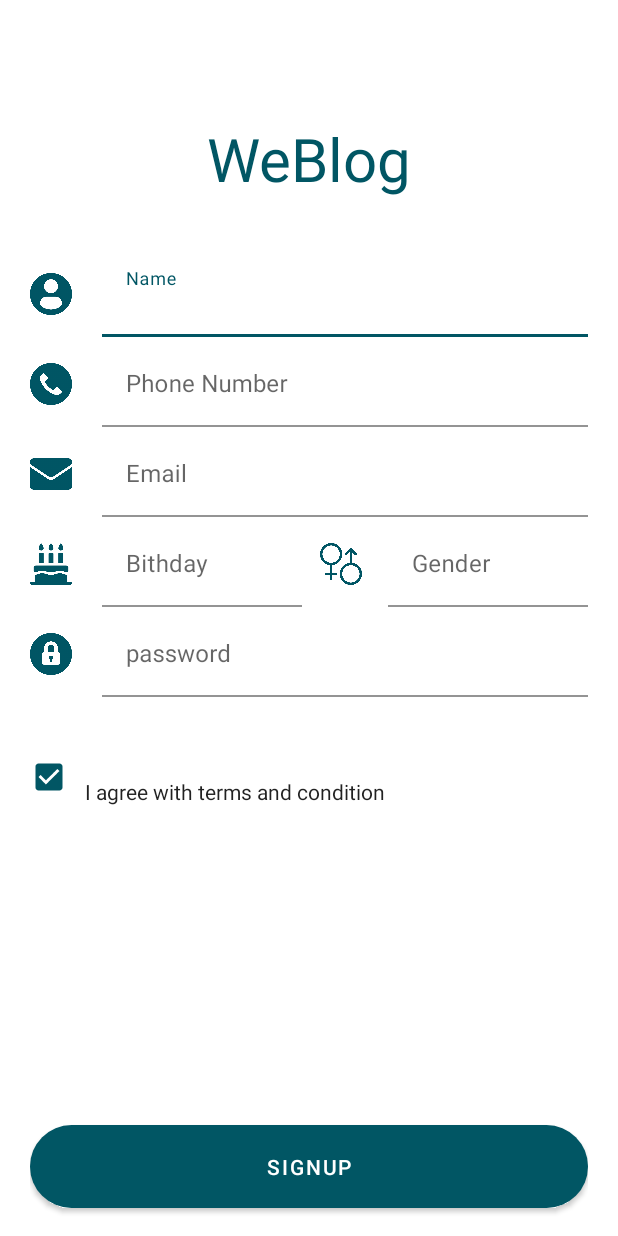
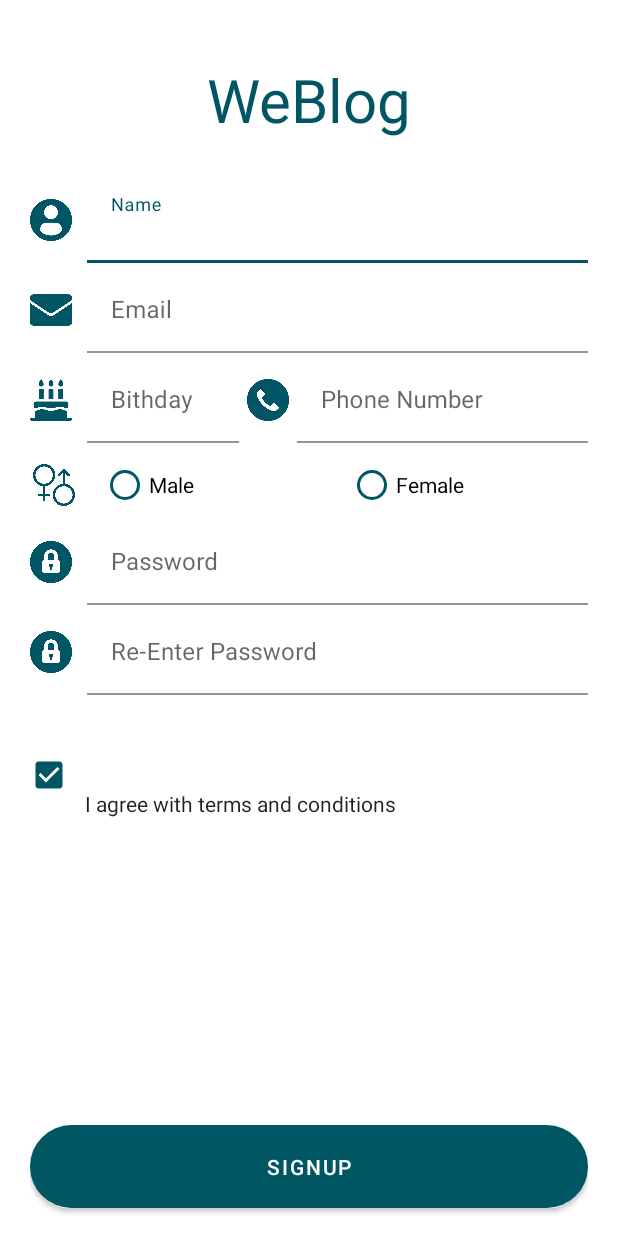
Before and after one commit to Nazifha-tbs/android-firebase-demo, an Android app: the Signup screen opened directly, with no data from a screen before it, on a phone screen of 412 x 824 dp. Run offline under Robolectric (Android 15) with nearby library versions, the phone set to English and light mode, and no system bars.

Commit message:
sign up screen design updated

```diff
--- a/app/src/main/res/layout/activity_signup.xml
+++ b/app/src/main/res/layout/activity_signup.xml
@@ -13,21 +13,21 @@
         android:layout_width="match_parent"
         android:layout_height="wrap_content"
         android:gravity="center_horizontal"
-        android:paddingTop="60sp"
-        android:text="WeBlog"
+        android:paddingTop="20sp"
+        android:text="@string/weblog"
         android:textAlignment="center"
         android:textColor="@color/teal_dark"
         android:textSize="40sp"
         app:layout_constraintBottom_toBottomOf="parent"
         app:layout_constraintTop_toTopOf="parent"
         app:layout_constraintVertical_bias="0.026"
-        tools:layout_editor_absoluteX="24dp"/>
+        tools:layout_editor_absoluteX="24dp" />
 
     <androidx.appcompat.widget.LinearLayoutCompat
         android:id="@+id/layout1"
         android:layout_width="match_parent"
         android:layout_height="60dp"
-        android:layout_marginTop="36dp"
+        android:layout_marginTop="26dp"
         android:orientation="horizontal"
         app:layout_constraintBottom_toBottomOf="parent"
         app:layout_constraintTop_toBottomOf="@+id/textView2"
@@ -42,16 +42,16 @@
             android:src="@drawable/profile_user" />
 
         <com.google.android.material.textfield.TextInputLayout
-            android:id="@+id/name"
             android:layout_width="match_parent"
             android:layout_height="wrap_content"
             android:hint="@string/name">
 
             <EditText
+                android:id="@+id/name"
                 android:layout_width="match_parent"
                 android:layout_height="match_parent"
-                android:layout_marginStart="20dp"
-                android:layout_marginLeft="20dp"
+                android:layout_marginStart="10dp"
+                android:layout_marginLeft="10dp"
                 android:background="@android:color/white"
                 android:textColor="@color/black">
 
@@ -74,25 +74,73 @@
             android:layout_width="28sp"
             android:layout_height="28sp"
             android:baselineAlignBottom="true"
-            android:src="@drawable/phone_call" />
+            android:src="@drawable/email" />
 
         <com.google.android.material.textfield.TextInputLayout
-            android:id="@+id/phno"
             android:layout_width="match_parent"
             android:layout_height="wrap_content"
-            android:hint="@string/phone_number">
+            android:hint="@string/email">
 
             <EditText
+                android:id="@+id/email"
                 android:layout_width="match_parent"
                 android:layout_height="match_parent"
-                android:layout_marginStart="20dp"
-                android:layout_marginLeft="20dp"
+                android:layout_marginStart="10dp"
+                android:layout_marginLeft="10dp"
                 android:background="@android:color/white"
-                android:inputType="number"
-                android:textColor="@color/black">
+                android:inputType="textEmailAddress"
+                android:textColor="@color/black" />
+        </com.google.android.material.textfield.TextInputLayout>
 
-            </EditText>
-        </com.google.android.material.textfield.TextInputLayout>
+    </androidx.appcompat.widget.LinearLayoutCompat>
+
+    <androidx.appcompat.widget.LinearLayoutCompat
+        android:id="@+id/layout4"
+        android:layout_width="match_parent"
+        android:layout_height="wrap_content"
+        android:orientation="horizontal"
+        app:layout_constraintBottom_toBottomOf="parent"
+        app:layout_constraintTop_toBottomOf="@+id/layout3"
+        app:layout_constraintVertical_bias="0.0"
+        tools:ignore="MissingConstraints"
+        tools:layout_editor_absoluteX="-16dp">
+
+        <ImageView
+            android:layout_width="32sp"
+            android:layout_height="28sp"
+            android:layout_gravity="center"
+            android:layout_marginRight="15dp"
+            android:src="@drawable/gender" />
+
+        <RadioGroup
+            android:id="@+id/radioGrp"
+            android:layout_width="match_parent"
+            android:layout_height="wrap_content"
+            android:orientation="horizontal"
+            android:weightSum="2">
+
+            <RadioButton
+                android:id="@+id/male"
+                android:layout_width="wrap_content"
+                android:layout_height="wrap_content"
+                android:layout_marginRight="20dp"
+                android:layout_weight="1"
+                android:buttonTint="@color/teal_dark"
+                android:text="Male">
+
+            </RadioButton>
+
+            <RadioButton
+                android:id="@+id/female"
+                android:layout_width="wrap_content"
+                android:layout_height="wrap_content"
+                android:layout_weight="1"
+                android:buttonTint="@color/teal_dark"
+                android:text="Female">
+
+            </RadioButton>
+        </RadioGroup>
+
     </androidx.appcompat.widget.LinearLayoutCompat>
 
     <androidx.appcompat.widget.LinearLayoutCompat
@@ -100,50 +148,18 @@
         android:layout_width="match_parent"
         android:layout_height="60dp"
         android:orientation="horizontal"
+        android:weightSum="2"
         app:layout_constraintBottom_toBottomOf="parent"
         app:layout_constraintTop_toBottomOf="@+id/layout2"
         app:layout_constraintVertical_bias="0.0"
         tools:ignore="MissingConstraints"
         tools:layout_editor_absoluteX="-16dp">
 
-        <ImageView
-            android:layout_width="28sp"
-            android:layout_height="28sp"
-            android:baselineAlignBottom="true"
-            android:src="@drawable/email" />
+        <androidx.appcompat.widget.LinearLayoutCompat
+            android:layout_width="wrap_content"
+            android:layout_height="match_parent"
+            android:layout_weight="0.5">
 
-        <com.google.android.material.textfield.TextInputLayout
-            android:id="@+id/email"
-            android:layout_width="match_parent"
-            android:layout_height="wrap_content"
-            android:hint="@string/email">
-
-            <EditText
-                android:layout_width="match_parent"
-                android:layout_height="match_parent"
-                android:layout_marginStart="20dp"
-                android:layout_marginLeft="20dp"
-                android:background="@android:color/white"
-                android:inputType="textEmailAddress"
-                android:textColor="@color/black" />
-        </com.google.android.material.textfield.TextInputLayout>
-    </androidx.appcompat.widget.LinearLayoutCompat>
-
-    <androidx.appcompat.widget.LinearLayoutCompat
-        android:id="@+id/layout4"
-        android:layout_width="match_parent"
-        android:layout_height="60dp"
-        android:weightSum="2"
-        android:orientation="horizontal"
-        app:layout_constraintBottom_toBottomOf="parent"
-        app:layout_constraintTop_toBottomOf="@+id/layout3"
-        app:layout_constraintVertical_bias="0.0"
-        tools:ignore="MissingConstraints"
-        tools:layout_editor_absoluteX="-16dp">
-<androidx.appcompat.widget.LinearLayoutCompat
-    android:layout_weight="1"
-    android:layout_width="wrap_content"
-    android:layout_height="match_parent">
             <ImageView
                 android:layout_width="28sp"
                 android:layout_height="28sp"
@@ -151,51 +167,54 @@
                 android:src="@drawable/birthday_cake" />
 
             <com.google.android.material.textfield.TextInputLayout
-        android:layout_weight="1"
                 android:id="@+id/birthday_input"
                 android:layout_width="wrap_content"
                 android:layout_height="wrap_content"
+                android:layout_weight="1"
                 android:hint="@string/bithday">
 
                 <EditText
                     android:id="@+id/birthday"
                     android:layout_width="match_parent"
                     android:layout_height="match_parent"
-            android:layout_marginStart="20dp"
-            android:layout_marginLeft="20dp"
+                    android:layout_marginStart="10dp"
+                    android:layout_marginLeft="10dp"
                     android:background="@android:color/white"
                     android:cursorVisible="false"
-            android:inputType="none"
+                    android:inputType="datetime"
                     android:textColor="@color/black" />
             </com.google.android.material.textfield.TextInputLayout>
         </androidx.appcompat.widget.LinearLayoutCompat>
+
         <androidx.appcompat.widget.LinearLayoutCompat
-            android:layout_weight="1"
             android:layout_width="wrap_content"
-            android:layout_height="match_parent">
+            android:layout_height="match_parent"
+            android:layout_weight="1.5">
 
             <ImageView
-            android:layout_width="32sp"
+                android:layout_width="28sp"
                 android:layout_height="28sp"
-            android:layout_marginLeft="10dp"
+                android:layout_marginStart="5dp"
+                android:layout_marginLeft="5dp"
                 android:baselineAlignBottom="true"
-            android:src="@drawable/gender" />
+                android:src="@drawable/phone_call" />
 
             <com.google.android.material.textfield.TextInputLayout
-            android:id="@+id/gender"
-            android:layout_width="wrap_content"
-            android:layout_weight="1"
-
+                android:layout_width="match_parent"
                 android:layout_height="wrap_content"
-            android:layout_marginStart="15dp"
-            android:layout_marginLeft="15dp"
-            android:hint="Gender">
+                android:hint="@string/phone_number">
 
                 <EditText
+                    android:id="@+id/phno"
                     android:layout_width="match_parent"
                     android:layout_height="match_parent"
+                    android:layout_marginStart="5dp"
+                    android:layout_marginLeft="5dp"
                     android:background="@android:color/white"
-                android:textColor="@color/black"/>
+                    android:inputType="number"
+                    android:textColor="@color/black">
+
+                </EditText>
             </com.google.android.material.textfield.TextInputLayout>
         </androidx.appcompat.widget.LinearLayoutCompat>
 
@@ -221,16 +240,52 @@
         </ImageView>
 
         <com.google.android.material.textfield.TextInputLayout
+            android:layout_width="match_parent"
+            android:layout_height="wrap_content"
+            android:hint="@string/password">
+
+            <EditText
                 android:id="@+id/pwd"
                 android:layout_width="match_parent"
+                android:layout_height="match_parent"
+                android:layout_marginStart="10dp"
+                android:layout_marginLeft="10dp"
+                android:background="@android:color/white"
+                android:inputType="textPassword"
+                android:textColor="@color/black" />
+        </com.google.android.material.textfield.TextInputLayout>
+    </androidx.appcompat.widget.LinearLayoutCompat>
+
+    <androidx.appcompat.widget.LinearLayoutCompat
+        android:id="@+id/layout6"
+        android:layout_width="match_parent"
+        android:layout_height="60dp"
+        android:orientation="horizontal"
+        app:layout_constraintBottom_toBottomOf="parent"
+        app:layout_constraintTop_toBottomOf="@+id/layout5"
+        app:layout_constraintVertical_bias="0.0"
+        tools:ignore="MissingConstraints"
+        tools:layout_editor_absoluteX="16dp">
+
+        <ImageView
+            android:layout_width="28sp"
+            android:layout_height="28sp"
+            android:baselineAlignBottom="true"
+            android:src="@drawable/padlock">
+
+        </ImageView>
+
+        <com.google.android.material.textfield.TextInputLayout
+            android:layout_width="match_parent"
             android:layout_height="wrap_content"
-            android:hint="password">
+            android:hint="@string/re_enter_password">
 
             <EditText
+                android:id="@+id/rePwd"
                 android:layout_width="match_parent"
                 android:layout_height="match_parent"
-                android:layout_marginStart="20dp"
-                android:layout_marginLeft="20dp"
+                android:layout_marginStart="10dp"
+                android:layout_marginLeft="10dp"
                 android:background="@android:color/white"
                 android:inputType="textPassword"
                 android:textColor="@color/black" />
@@ -247,20 +302,20 @@
         app:layout_constraintEnd_toStartOf="@+id/checkedTextView"
         app:layout_constraintHorizontal_bias="0.0"
         app:layout_constraintStart_toStartOf="parent"
-        app:layout_constraintTop_toBottomOf="@+id/layout5"
+        app:layout_constraintTop_toBottomOf="@+id/layout6"
         app:layout_constraintVertical_bias="0.086" />
 
     <CheckedTextView
         android:id="@+id/checkedTextView"
         android:layout_width="wrap_content"
         android:layout_height="wrap_content"
-        android:text="I agree with terms and condition"
+        android:text="@string/i_agree_with_terms_and_conditions"
         app:layout_constraintBottom_toBottomOf="parent"
         app:layout_constraintEnd_toEndOf="parent"
-        app:layout_constraintHorizontal_bias="0.214"
+        app:layout_constraintHorizontal_bias="0.221"
         app:layout_constraintStart_toStartOf="parent"
-        app:layout_constraintTop_toBottomOf="@+id/layout5"
-        app:layout_constraintVertical_bias="0.146">
+        app:layout_constraintTop_toBottomOf="@+id/layout6"
+        app:layout_constraintVertical_bias="0.174">
 
     </CheckedTextView>
 
@@ -269,7 +324,7 @@
         android:layout_width="match_parent"
         android:layout_height="55sp"
         android:background="@drawable/signup_button"
-        android:text="Signup"
+        android:text="@string/signup"
         android:textColor="@color/white"
         app:backgroundTint="@color/teal_dark"
         app:layout_constraintBottom_toBottomOf="parent"
--- a/app/src/main/res/values/strings.xml
+++ b/app/src/main/res/values/strings.xml
@@ -19,5 +19,11 @@
     <string name="name">Name</string>
     <string name="email">Email</string>
     <string name="bithday">Bithday</string>
+    <string name="weblog">WeBlog</string>
+    <string name="gender">Gender</string>
+    <string name="re_enter_password">Re-Enter Password</string>
+    <string name="password">Password</string>
+    <string name="i_agree_with_terms_and_conditions">I agree with terms and conditions</string>
+    <string name="signup">Signup</string>
 
 </resources>
```
Lines whose indentation alone changed are shown as unchanged.
